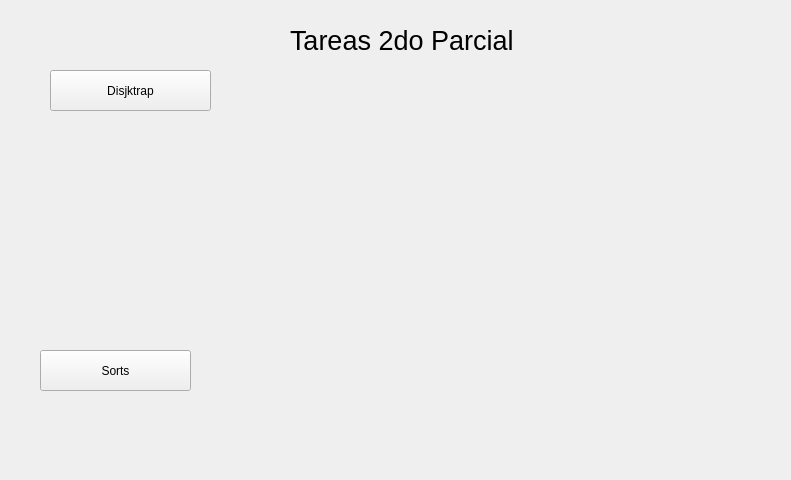
Qt form widget.ui (lisaula/Tareas_2doP_ED) before a commit.
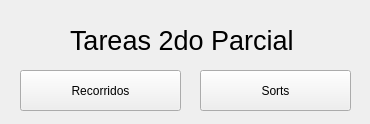
The same form after that commit.

Patch:
```diff
--- a/widget.ui
+++ b/widget.ui
@@ -6,8 +6,8 @@
    <rect>
     <x>0</x>
     <y>0</y>
-    <width>791</width>
-    <height>480</height>
+    <width>370</width>
+    <height>124</height>
    </rect>
   </property>
   <property name="windowTitle">
@@ -16,20 +16,20 @@
   <widget class="QPushButton" name="Tarea1">
    <property name="geometry">
     <rect>
-     <x>50</x>
+     <x>20</x>
      <y>70</y>
      <width>161</width>
      <height>41</height>
     </rect>
    </property>
    <property name="text">
-    <string>Disjktrap</string>
+    <string>Recorridos</string>
    </property>
   </widget>
   <widget class="QLabel" name="label">
    <property name="geometry">
     <rect>
-     <x>290</x>
+     <x>70</x>
      <y>20</y>
      <width>251</width>
      <height>41</height>
@@ -47,8 +47,8 @@
   <widget class="QPushButton" name="pushButton">
    <property name="geometry">
     <rect>
-     <x>40</x>
-     <y>350</y>
+     <x>200</x>
+     <y>70</y>
      <width>151</width>
      <height>41</height>
     </rect>
```
